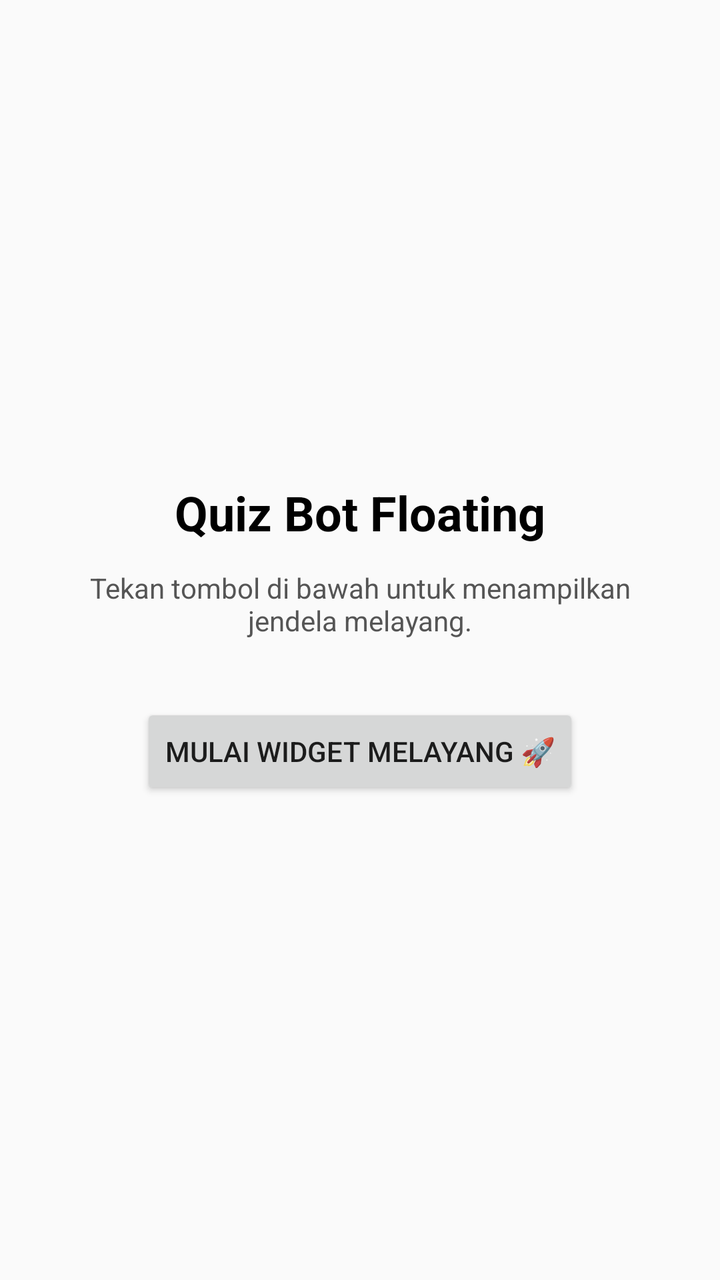
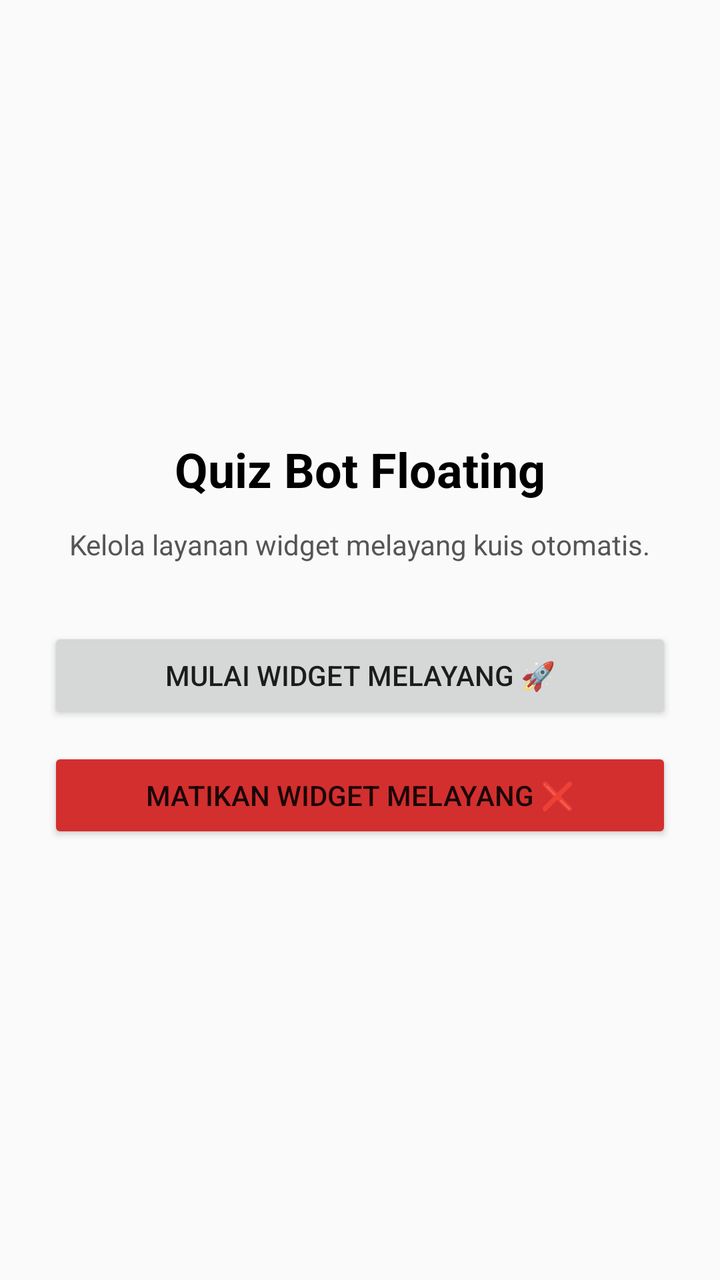

Screens rendered from an Android XML layout before and after an edit, with the pre-edit source and the edit as a unified diff.
<!-- AndroidManifest.xml: application theme Theme.AppCompat.Light.NoActionBar -->
<!-- res/layout/activity_main.xml -->
<?xml version="1.0" encoding="utf-8"?>
<LinearLayout xmlns:android="http://schemas.android.com/apk/res/android"
    android:layout_width="match_parent"
    android:layout_height="match_parent"
    android:gravity="center"
    android:orientation="vertical"
    android:padding="24dp">

    <TextView
        android:layout_width="wrap_content"
        android:layout_height="wrap_content"
        android:text="Quiz Bot Floating"
        android:textSize="24sp"
        android:textStyle="bold"
        android:textColor="#000000" />

    <TextView
        android:layout_width="wrap_content"
        android:layout_height="wrap_content"
        android:text="Tekan tombol di bawah untuk menampilkan jendela melayang."
        android:gravity="center"
        android:layout_marginTop="12dp"
        android:textColor="#555555" />

    <Button
        android:id="@+id/btnStartFloating"
        android:layout_width="wrap_content"
        android:layout_height="wrap_content"
        android:layout_marginTop="32dp"
        android:text="Mulai Widget Melayang 🚀" />

</LinearLayout>
<!-- resources referenced by this layout -->
<resources>

</resources>

<!-- the commit's change to res/layout/activity_main.xml (unified diff, before → after) -->
@@ -17,16 +17,24 @@
     <TextView
         android:layout_width="wrap_content"
         android:layout_height="wrap_content"
-        android:text="Tekan tombol di bawah untuk menampilkan jendela melayang."
+        android:text="Kelola layanan widget melayang kuis otomatis."
         android:gravity="center"
         android:layout_marginTop="12dp"
         android:textColor="#555555" />
 
     <Button
         android:id="@+id/btnStartFloating"
-        android:layout_width="wrap_content"
+        android:layout_width="match_parent"
         android:layout_height="wrap_content"
         android:layout_marginTop="32dp"
         android:text="Mulai Widget Melayang 🚀" />
 
+    <Button
+        android:id="@+id/btnStopFloating"
+        android:layout_width="match_parent"
+        android:layout_height="wrap_content"
+        android:layout_marginTop="12dp"
+        android:backgroundTint="#D32F2F"
+        android:text="Matikan Widget Melayang ❌" />
+
 </LinearLayout>
